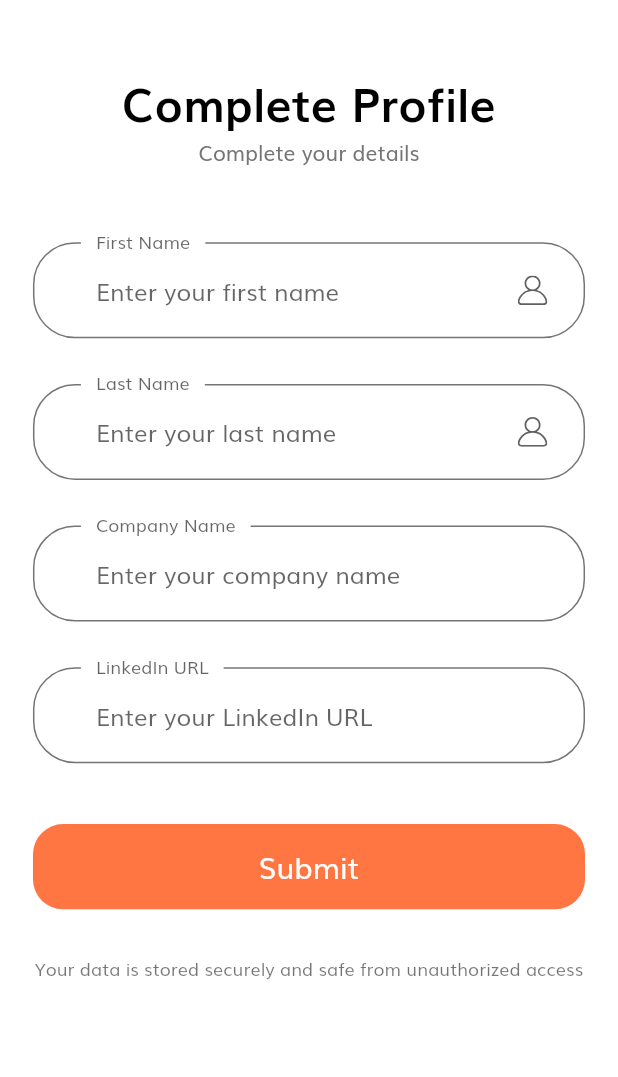
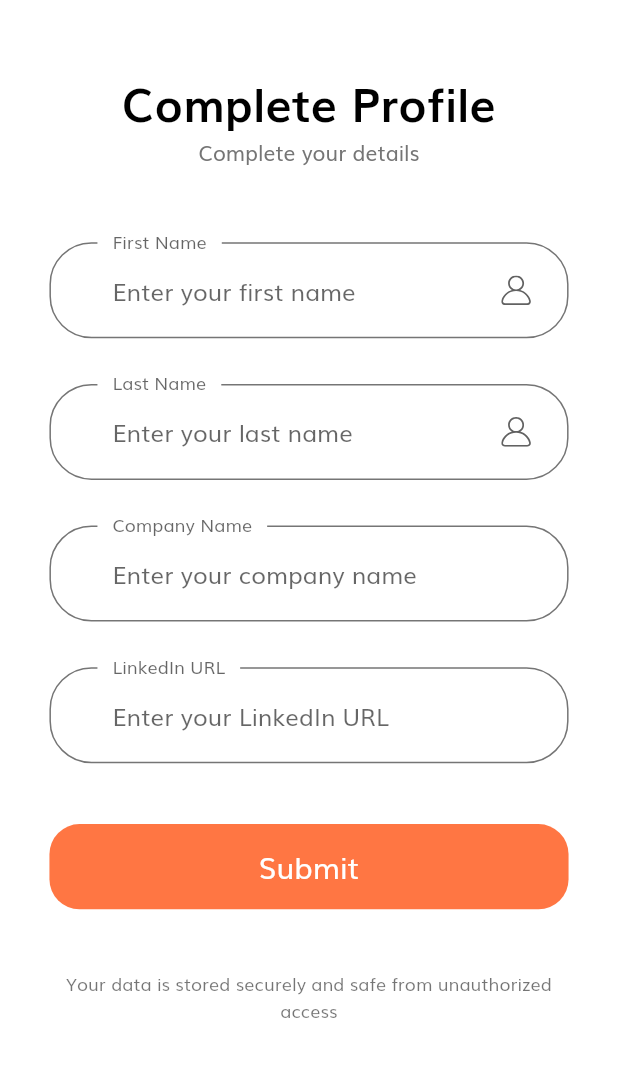
Before and after one commit to swatkat1127/LinkMe, a Flutter app: the CompleteProfileScreen screen opened by its route, on a phone screen of 412 x 824 dp, the part 58-1135 px from its top. Run offline on Flutter 3.47's test engine with Material 2 defaults, Android fonts, the phone set to English and light mode, and no system bars; our stand-ins replace flutter_svg.

Commit message:
final commit

```diff
--- a/lib/components/profile_body.dart
+++ b/lib/components/profile_body.dart
@@ -12,7 +12,7 @@ class Body extends StatelessWidget {
         width: double.infinity,
         child: Padding(
           padding:
-          EdgeInsets.symmetric(horizontal: getProportionateScreenWidth(20)),
+          EdgeInsets.symmetric(horizontal: getProportionateScreenWidth(30)),
           child: SingleChildScrollView(
             child: Column(
               children: [
@@ -24,7 +24,7 @@ class Body extends StatelessWidget {
                 ),
                 SizedBox(height: SizeConfig.screenHeight * 0.06),
                 CompleteProfileForm(),
-                SizedBox(height: getProportionateScreenHeight(30)),
+                SizedBox(height: getProportionateScreenHeight(40)),
                 Text(
                   "Your data is stored securely and safe from unauthorized access",
                   textAlign: TextAlign.center,
```
